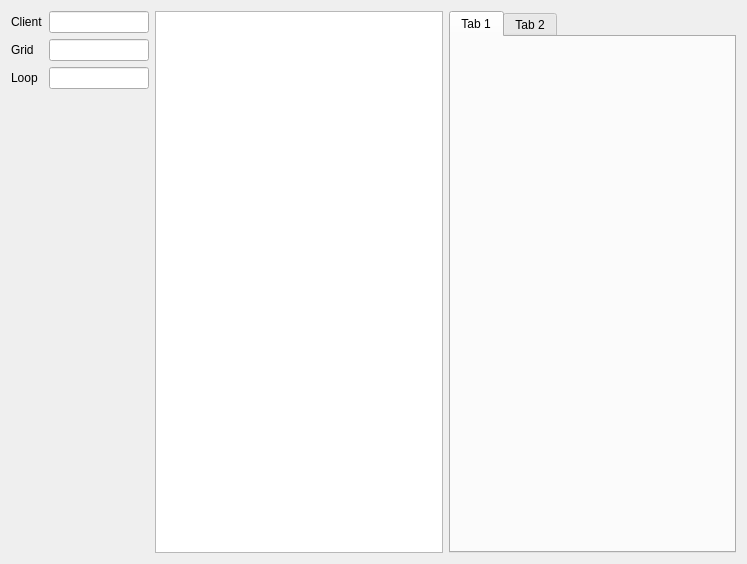
Old version of the form src/qt_ui/pem_editor_widget.ui in the repository Eric-Meunier/Processor-Suite.
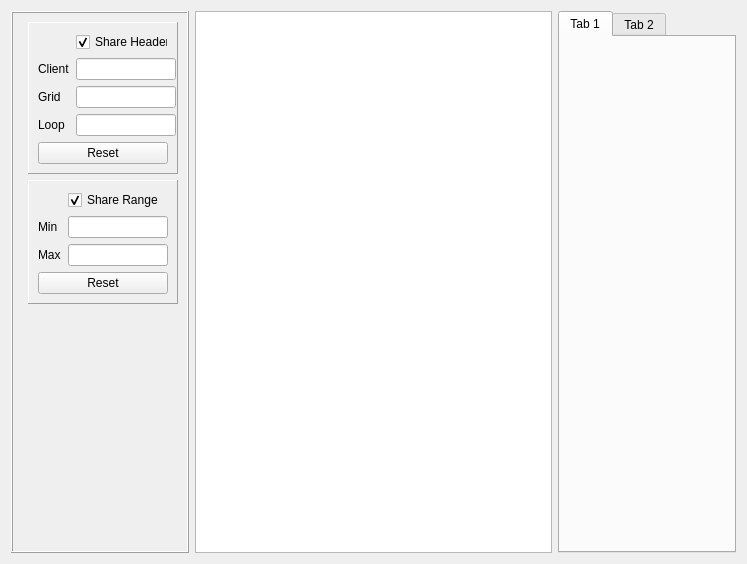
New version of the form.

Commit message: Editor table seems to work properly.

The edit to the form file:
```diff
--- a/src/qt_ui/pem_editor_widget.ui
+++ b/src/qt_ui/pem_editor_widget.ui
@@ -13,102 +13,17 @@
     <height>564</height>
    </rect>
   </property>
+  <property name="sizePolicy">
+   <sizepolicy hsizetype="Preferred" vsizetype="Preferred">
+    <horstretch>0</horstretch>
+    <verstretch>0</verstretch>
+   </sizepolicy>
+  </property>
   <property name="windowTitle">
    <string>Form</string>
   </property>
   <layout class="QGridLayout" name="gridLayout">
-   <item row="0" column="0" colspan="2">
-    <layout class="QFormLayout" name="formLayout_2">
-     <item row="0" column="0">
-      <widget class="QLabel" name="client_label">
-       <property name="text">
-        <string>Client</string>
-       </property>
-      </widget>
-     </item>
-     <item row="0" column="1">
-      <widget class="QLineEdit" name="client_edit">
-       <property name="sizePolicy">
-        <sizepolicy hsizetype="Maximum" vsizetype="Fixed">
-         <horstretch>0</horstretch>
-         <verstretch>0</verstretch>
-        </sizepolicy>
-       </property>
-       <property name="minimumSize">
-        <size>
-         <width>100</width>
-         <height>0</height>
-        </size>
-       </property>
-       <property name="maximumSize">
-        <size>
-         <width>100</width>
-         <height>16777215</height>
-        </size>
-       </property>
-      </widget>
-     </item>
-     <item row="1" column="0">
-      <widget class="QLabel" name="grid_label">
-       <property name="text">
-        <string>Grid</string>
-       </property>
-      </widget>
-     </item>
-     <item row="1" column="1">
-      <widget class="QLineEdit" name="grid_edit">
-       <property name="sizePolicy">
-        <sizepolicy hsizetype="Maximum" vsizetype="Fixed">
-         <horstretch>0</horstretch>
-         <verstretch>0</verstretch>
-        </sizepolicy>
-       </property>
-       <property name="minimumSize">
-        <size>
-         <width>100</width>
-         <height>0</height>
-        </size>
-       </property>
-       <property name="maximumSize">
-        <size>
-         <width>100</width>
-         <height>16777215</height>
-        </size>
-       </property>
-      </widget>
-     </item>
-     <item row="2" column="0">
-      <widget class="QLabel" name="loop_label">
-       <property name="text">
-        <string>Loop</string>
-       </property>
-      </widget>
-     </item>
-     <item row="2" column="1">
-      <widget class="QLineEdit" name="loop_edit">
-       <property name="sizePolicy">
-        <sizepolicy hsizetype="Maximum" vsizetype="Fixed">
-         <horstretch>0</horstretch>
-         <verstretch>0</verstretch>
-        </sizepolicy>
-       </property>
-       <property name="minimumSize">
-        <size>
-         <width>100</width>
-         <height>0</height>
-        </size>
-       </property>
-       <property name="maximumSize">
-        <size>
-         <width>100</width>
-         <height>16777215</height>
-        </size>
-       </property>
-      </widget>
-     </item>
-    </layout>
-   </item>
-   <item row="0" column="8">
+   <item row="0" column="7" colspan="2">
     <widget class="QTableWidget" name="table">
      <property name="sizePolicy">
       <sizepolicy hsizetype="Expanding" vsizetype="Expanding">
@@ -116,10 +31,28 @@
        <verstretch>0</verstretch>
       </sizepolicy>
      </property>
+     <property name="sizeAdjustPolicy">
+      <enum>QAbstractScrollArea::AdjustToContents</enum>
+     </property>
+     <property name="alternatingRowColors">
+      <bool>true</bool>
+     </property>
+     <property name="selectionMode">
+      <enum>QAbstractItemView::SingleSelection</enum>
+     </property>
+     <property name="selectionBehavior">
+      <enum>QAbstractItemView::SelectRows</enum>
+     </property>
     </widget>
    </item>
    <item row="0" column="9">
     <widget class="QTabWidget" name="tabWidget">
+     <property name="sizePolicy">
+      <sizepolicy hsizetype="Preferred" vsizetype="Preferred">
+       <horstretch>0</horstretch>
+       <verstretch>0</verstretch>
+      </sizepolicy>
+     </property>
      <widget class="QWidget" name="tab">
       <attribute name="title">
        <string>Tab 1</string>
@@ -132,6 +65,251 @@
      </widget>
     </widget>
    </item>
+   <item row="0" column="0">
+    <widget class="QFrame" name="main_frame">
+     <property name="sizePolicy">
+      <sizepolicy hsizetype="Fixed" vsizetype="Expanding">
+       <horstretch>0</horstretch>
+       <verstretch>0</verstretch>
+      </sizepolicy>
+     </property>
+     <property name="frameShape">
+      <enum>QFrame::Box</enum>
+     </property>
+     <property name="frameShadow">
+      <enum>QFrame::Raised</enum>
+     </property>
+     <layout class="QFormLayout" name="formLayout_2">
+      <item row="0" column="1">
+       <widget class="QFrame" name="header_frame">
+        <property name="sizePolicy">
+         <sizepolicy hsizetype="Fixed" vsizetype="Preferred">
+          <horstretch>0</horstretch>
+          <verstretch>0</verstretch>
+         </sizepolicy>
+        </property>
+        <property name="minimumSize">
+         <size>
+          <width>0</width>
+          <height>0</height>
+         </size>
+        </property>
+        <property name="maximumSize">
+         <size>
+          <width>150</width>
+          <height>16777215</height>
+         </size>
+        </property>
+        <property name="frameShape">
+         <enum>QFrame::Panel</enum>
+        </property>
+        <property name="frameShadow">
+         <enum>QFrame::Raised</enum>
+        </property>
+        <layout class="QGridLayout" name="share_header_layout">
+         <item row="1" column="0">
+          <widget class="QLabel" name="client_label">
+           <property name="text">
+            <string>Client</string>
+           </property>
+          </widget>
+         </item>
+         <item row="3" column="1">
+          <widget class="QLineEdit" name="loop_edit">
+           <property name="sizePolicy">
+            <sizepolicy hsizetype="Maximum" vsizetype="Fixed">
+             <horstretch>0</horstretch>
+             <verstretch>0</verstretch>
+            </sizepolicy>
+           </property>
+           <property name="minimumSize">
+            <size>
+             <width>100</width>
+             <height>0</height>
+            </size>
+           </property>
+           <property name="maximumSize">
+            <size>
+             <width>100</width>
+             <height>16777215</height>
+            </size>
+           </property>
+          </widget>
+         </item>
+         <item row="2" column="1">
+          <widget class="QLineEdit" name="grid_edit">
+           <property name="sizePolicy">
+            <sizepolicy hsizetype="Maximum" vsizetype="Fixed">
+             <horstretch>0</horstretch>
+             <verstretch>0</verstretch>
+            </sizepolicy>
+           </property>
+           <property name="minimumSize">
+            <size>
+             <width>100</width>
+             <height>0</height>
+            </size>
+           </property>
+           <property name="maximumSize">
+            <size>
+             <width>100</width>
+             <height>16777215</height>
+            </size>
+           </property>
+          </widget>
+         </item>
+         <item row="0" column="1">
+          <widget class="QCheckBox" name="share_header_checkbox">
+           <property name="text">
+            <string>Share Header</string>
+           </property>
+           <property name="checked">
+            <bool>true</bool>
+           </property>
+          </widget>
+         </item>
+         <item row="3" column="0">
+          <widget class="QLabel" name="loop_label">
+           <property name="text">
+            <string>Loop</string>
+           </property>
+          </widget>
+         </item>
+         <item row="1" column="1">
+          <widget class="QLineEdit" name="client_edit">
+           <property name="sizePolicy">
+            <sizepolicy hsizetype="Maximum" vsizetype="Fixed">
+             <horstretch>0</horstretch>
+             <verstretch>0</verstretch>
+            </sizepolicy>
+           </property>
+           <property name="minimumSize">
+            <size>
+             <width>100</width>
+             <height>0</height>
+            </size>
+           </property>
+           <property name="maximumSize">
+            <size>
+             <width>100</width>
+             <height>16777215</height>
+            </size>
+           </property>
+          </widget>
+         </item>
+         <item row="2" column="0">
+          <widget class="QLabel" name="grid_label">
+           <property name="text">
+            <string>Grid</string>
+           </property>
+          </widget>
+         </item>
+         <item row="4" column="0" colspan="2">
+          <widget class="QPushButton" name="reset_header_btn">
+           <property name="text">
+            <string>Reset</string>
+           </property>
+          </widget>
+         </item>
+        </layout>
+       </widget>
+      </item>
+      <item row="1" column="1">
+       <widget class="QFrame" name="range_frame">
+        <property name="sizePolicy">
+         <sizepolicy hsizetype="Fixed" vsizetype="Preferred">
+          <horstretch>0</horstretch>
+          <verstretch>0</verstretch>
+         </sizepolicy>
+        </property>
+        <property name="minimumSize">
+         <size>
+          <width>0</width>
+          <height>0</height>
+         </size>
+        </property>
+        <property name="maximumSize">
+         <size>
+          <width>150</width>
+          <height>16777215</height>
+         </size>
+        </property>
+        <property name="frameShape">
+         <enum>QFrame::Panel</enum>
+        </property>
+        <property name="frameShadow">
+         <enum>QFrame::Raised</enum>
+        </property>
+        <layout class="QGridLayout" name="share_range_layout">
+         <item row="2" column="0">
+          <widget class="QLabel" name="max_range_label">
+           <property name="text">
+            <string>Max</string>
+           </property>
+          </widget>
+         </item>
+         <item row="1" column="0">
+          <widget class="QLabel" name="min_range_label">
+           <property name="text">
+            <string>Min</string>
+           </property>
+          </widget>
+         </item>
+         <item row="0" column="1">
+          <widget class="QCheckBox" name="share_range_checkbox">
+           <property name="text">
+            <string>Share Range</string>
+           </property>
+           <property name="checked">
+            <bool>true</bool>
+           </property>
+          </widget>
+         </item>
+         <item row="2" column="1">
+          <widget class="QLineEdit" name="max_range_edit">
+           <property name="sizePolicy">
+            <sizepolicy hsizetype="Maximum" vsizetype="Fixed">
+             <horstretch>0</horstretch>
+             <verstretch>0</verstretch>
+            </sizepolicy>
+           </property>
+           <property name="maximumSize">
+            <size>
+             <width>100</width>
+             <height>16777215</height>
+            </size>
+           </property>
+          </widget>
+         </item>
+         <item row="1" column="1">
+          <widget class="QLineEdit" name="min_range_edit">
+           <property name="sizePolicy">
+            <sizepolicy hsizetype="Maximum" vsizetype="Fixed">
+             <horstretch>0</horstretch>
+             <verstretch>0</verstretch>
+            </sizepolicy>
+           </property>
+           <property name="maximumSize">
+            <size>
+             <width>100</width>
+             <height>16777215</height>
+            </size>
+           </property>
+          </widget>
+         </item>
+         <item row="3" column="0" colspan="2">
+          <widget class="QPushButton" name="reset_range_btn">
+           <property name="text">
+            <string>Reset</string>
+           </property>
+          </widget>
+         </item>
+        </layout>
+       </widget>
+      </item>
+     </layout>
+    </widget>
+   </item>
   </layout>
  </widget>
  <resources/>
```
The commit also changes 6 other files.
